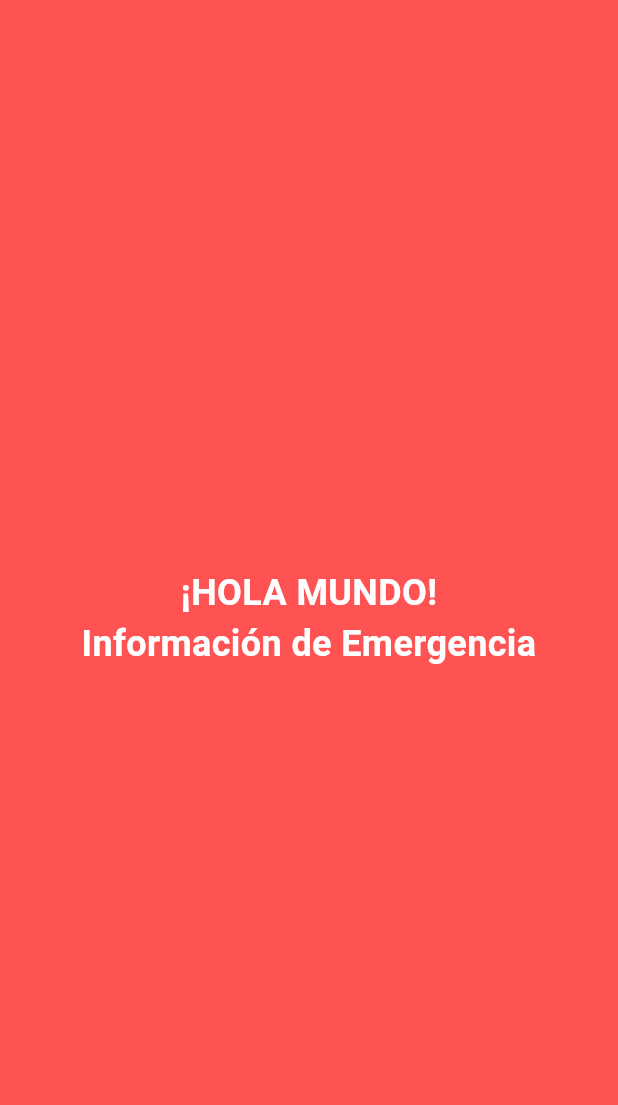
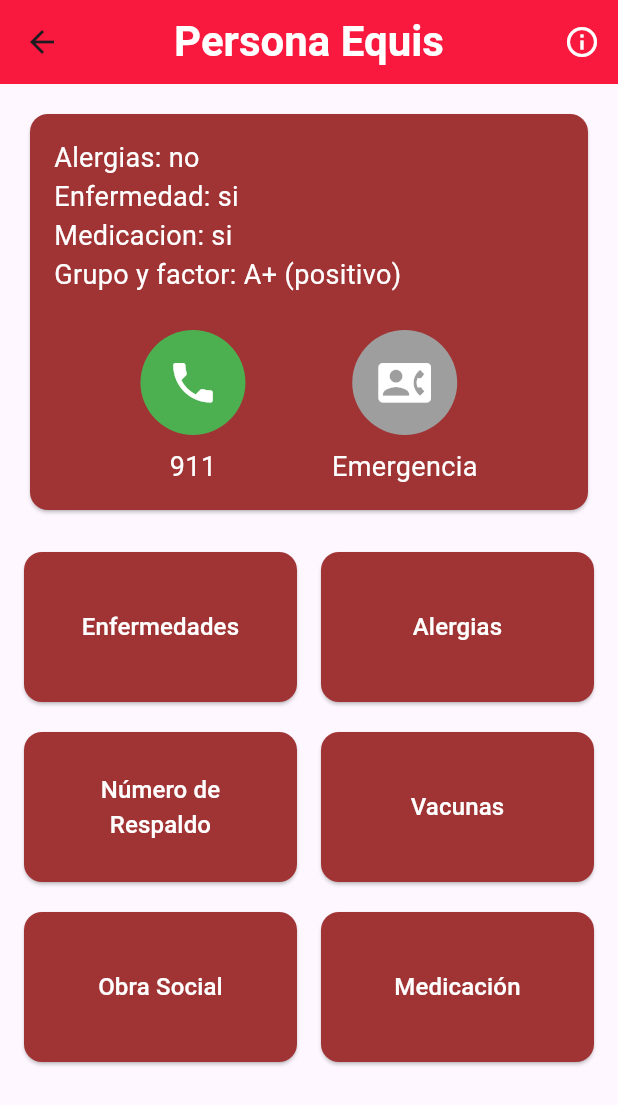
Before and after one commit to LuccitePedro/EmergencySystem-UNRN, a Flutter app: the screen it shows after launch, on a phone screen of 412 x 824 dp. Shown: the top 1105 px of the screen. Run offline on Flutter 3.47's test engine with Material 3 defaults, Android fonts, the phone set to English and light mode, and no system bars; our stand-ins replace flutter_local_notifications, permission_handler.

Commit message:
prototipo interfaz principal

```diff
--- a/lib/main.dart
+++ b/lib/main.dart
@@ -1,13 +1,17 @@
 import 'package:flutter/material.dart';
 // Importamos nuestro nuevo servicio
 import 'services/notificacion_service.dart';
+
+
+// Creamos una llave global para controlar la navegación desde cualquier lado
+final GlobalKey<NavigatorState> navigatorKey = GlobalKey<NavigatorState>();
 
 void main() async {
   // Asegura que Flutter esté listo antes de ejecutar código nativo (como las notificaciones)
   WidgetsFlutterBinding.ensureInitialized();
 
-  // Inicializamos y mostramos la notificación
-  await NotificacionService.inicializar();
+  // Le pasamos la llave e Inicializamos y mostramos la notificación
+  await NotificacionService.inicializar(navigatorKey);
   await NotificacionService.mostrarNotificacionPermanente();
 
   runApp(const EmergenciaApp());
@@ -19,23 +23,188 @@ class EmergenciaApp extends StatelessWidget {
   @override
   Widget build(BuildContext context) {
     return MaterialApp(
+      navigatorKey: navigatorKey, //Asignamos la llave a la app
       debugShowCheckedModeBanner: false,
       title: 'App de Emergencia',
       theme: ThemeData(primarySwatch: Colors.red),
-      home: const Scaffold(
-        backgroundColor: Colors.redAccent,
-        body: Center(
-          child: Text(
-            '¡HOLA MUNDO!\nInformación de Emergencia',
-            textAlign: TextAlign.center,
-            style: TextStyle(
-              fontSize: 24,
-              color: Colors.white,
-              fontWeight: FontWeight.bold
+      // Configuramos unas rutas básicas
+      initialRoute: '/perfil_medico',
+      routes: {
+        '/': (context) => const PantallaInicio(),
+        '/perfil_medico': (context) => const PantallaPerfilMedico(),
+      },
+    );
+  }
+}
+
+// Pantalla normal
+class PantallaInicio extends StatelessWidget {
+  const PantallaInicio({super.key});
+  @override
+  Widget build(BuildContext context) {
+    return const Scaffold(body: Center(child: Text('Inicio Normal')));
+  }
+}
+
+// Pantalla de urgencia
+class PantallaPerfilMedico extends StatelessWidget {
+  const PantallaPerfilMedico({super.key});
+
+  @override
+  Widget build(BuildContext context) {
+    const Color colorTarjetas = Color(0xFFA03333);
+
+    return Scaffold(
+      //appBar es la barra superior de la app
+      appBar: AppBar(
+        backgroundColor: const Color(0xFFF9183E),
+        title: const Text(
+          'Persona Equis', //----------------- Valor hardcodeado con fin demostrativo
+          style: TextStyle(
+            color: Colors.white,
+            fontSize: 28,
+            fontWeight: FontWeight.bold
+          ),
+        ),
+        centerTitle: true,
+        actions: [
+          IconButton(
+            icon: const Icon(Icons.info_outline, color: Colors.white),
+            onPressed: () {  },
+          )
+        ],
+      ),
+
+      // SingleChildScrollView evita que la pantalla se rompa si el contenido es más largo que el teléfono
+      body: SingleChildScrollView(
+        padding: const EdgeInsets.all(16.0),
+        child: Column(
+          crossAxisAlignment: CrossAxisAlignment.stretch,
+          children: [
+            //tarjeta de informacion vital
+            Card(
+              color: colorTarjetas,
+              shape: RoundedRectangleBorder(
+                borderRadius: BorderRadius.circular(12)
+              ),
+              child: Padding(
+                padding: const EdgeInsets.all(16.0),
+                child: Column(
+                  crossAxisAlignment: CrossAxisAlignment.start,
+                  children: [
+                    const Text('Alergias: no', style: TextStyle(color: Colors.white, fontSize: 18)), //-------------Valores hardcodeados con un fin demostrativo-----------
+                    const Text('Enfermedad: si', style: TextStyle(color: Colors.white, fontSize: 18)),
+                    const Text('Medicacion: si', style: TextStyle(color: Colors.white, fontSize: 18)),
+                    const Text('Grupo y factor: A+ (positivo)', style: TextStyle(color: Colors.white, fontSize: 18)),
+                    const SizedBox(height: 24,),
+
+                    //fila para los botones de accion rapida
+                    Row(
+                      mainAxisAlignment: MainAxisAlignment.spaceEvenly,
+                      children: const [
+                        _BotonAccionRapida(
+                          icono: Icons.phone,
+                          texto: '911',
+                          colorFondo: Colors.green
+                        ),
+                        _BotonAccionRapida(
+                          icono: Icons.contact_phone,
+                          texto: 'Emergencia',
+                          colorFondo: Colors.grey
+                        ),
+                      ],
+                    )
+                  ],
+                ),
+              ),
             ),
-          ),
+
+            const SizedBox(height: 24,),
+
+            // cuadricula de botones (Grid)
+            GridView.count(
+              shrinkWrap: true, // Necesario porque está dentro de un SingleChildScrollView
+              physics: const NeverScrollableScrollPhysics(), // Desactiva el scroll interno del Grid
+              crossAxisCount: 2,  //dos columnas
+              crossAxisSpacing: 16,
+              mainAxisExtent: 100,
+              mainAxisSpacing: 20,
+              childAspectRatio: 2.0,  //hace que los botones sean rectangulares
+
+              children: const [
+                _BotonCategoria(texto: 'Enfermedades', colorFondo: colorTarjetas),
+                _BotonCategoria(texto: 'Alergias', colorFondo: colorTarjetas),
+                _BotonCategoria(texto: 'Número de\nRespaldo', colorFondo: colorTarjetas),
+                _BotonCategoria(texto: 'Vacunas', colorFondo: colorTarjetas),
+                _BotonCategoria(texto: 'Obra Social', colorFondo: colorTarjetas),
+                _BotonCategoria(texto: 'Medicación', colorFondo: colorTarjetas),
+              ],
+            ),
+          ],
         ),
       ),
     );
   }
 }
+
+
+//------ CLASES REUTILIZABLES ------
+
+// Widget para loos botones redondos
+class _BotonAccionRapida extends StatelessWidget {
+  final IconData icono;
+  final String texto;
+  final Color colorFondo;
+
+  const _BotonAccionRapida({
+    required this.icono,
+    required this.texto,
+    required this.colorFondo
+  });
+
+  @override
+  Widget build(BuildContext context) {
+    return Column(
+      children: [
+        CircleAvatar(
+          backgroundColor: colorFondo,
+          radius: 35,
+          child: Icon(icono, color: Colors.white, size: 35),
+        ),
+        const SizedBox(height: 8),
+        Text(texto, style: const TextStyle(color: Colors.white, fontSize: 18)),
+      ],
+    );
+  }
+}
+
+// Wisget para los botones rectangulares
+class _BotonCategoria extends StatelessWidget {
+  final String texto;
+  final Color colorFondo;
+
+  const _BotonCategoria({
+    required this.texto,
+    required this.colorFondo,
+  });
+
+  @override
+  Widget build(BuildContext context) {
+    return ElevatedButton(
+      style: ElevatedButton.styleFrom(
+        backgroundColor: colorFondo,
+        shape: RoundedRectangleBorder(
+          borderRadius: BorderRadius.circular(12)
+        ),
+      ),
+      onPressed: () {
+        // aca iria la logica al tocar el boton(llevar hacia la pagina correspondiente)
+      },
+      child: Text(
+        texto,
+        textAlign: TextAlign.center,
+        style: const TextStyle(color: Colors.white, fontSize: 16),
+      ),
+    );
+  }
+}
--- a/lib/services/notificacion_service.dart
+++ b/lib/services/notificacion_service.dart
@@ -1,11 +1,16 @@
 import 'package:flutter_local_notifications/flutter_local_notifications.dart';
 import 'package:permission_handler/permission_handler.dart';
+import 'package:flutter/material.dart';
 
 class NotificacionService {
   static final FlutterLocalNotificationsPlugin _notificacionesPlugin =
       FlutterLocalNotificationsPlugin();
 
-  static Future<void> inicializar() async {
+  // Guardamos una referencia a la llave
+  static late GlobalKey<NavigatorState> _navigatorKey;
+
+  static Future<void> inicializar(GlobalKey<NavigatorState> navigatorKey) async {
+    _navigatorKey = navigatorKey;
     // Pedir permiso en Android 13+
     await Permission.notification.request();
 
@@ -19,6 +24,13 @@ class NotificacionService {
     // Acá usamos 'settings' que es lo que pide la versión de tu paquete
     await _notificacionesPlugin.initialize(
       settings: configuraciones,
+      // ESTO ES NUEVO: Qué hacer cuando tocan la notificación
+      onDidReceiveNotificationResponse: (NotificationResponse response) {
+        if (response.payload == 'emergencia_payload') {
+          // Navegamos directamente al perfil médico
+          _navigatorKey.currentState?.pushNamed('/perfil_medico');
+        }
+      },
     );
   }
 
```
Also changed, not shown: 1 other file.
